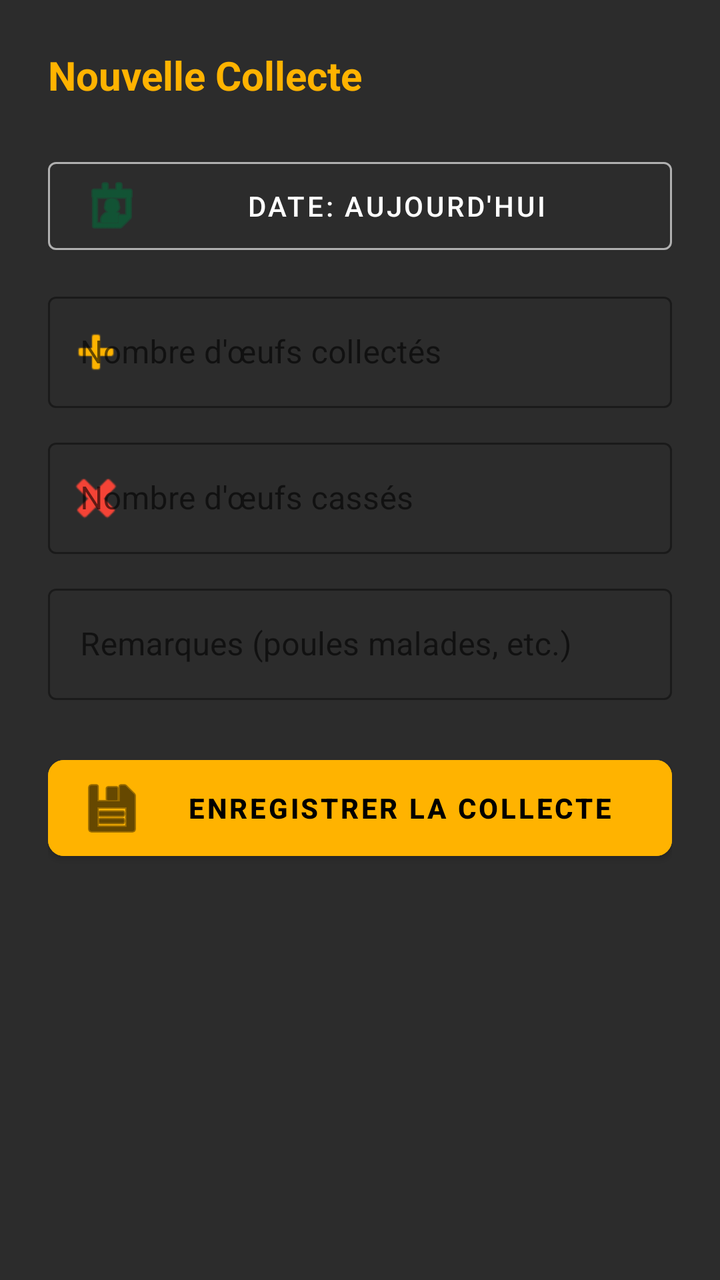
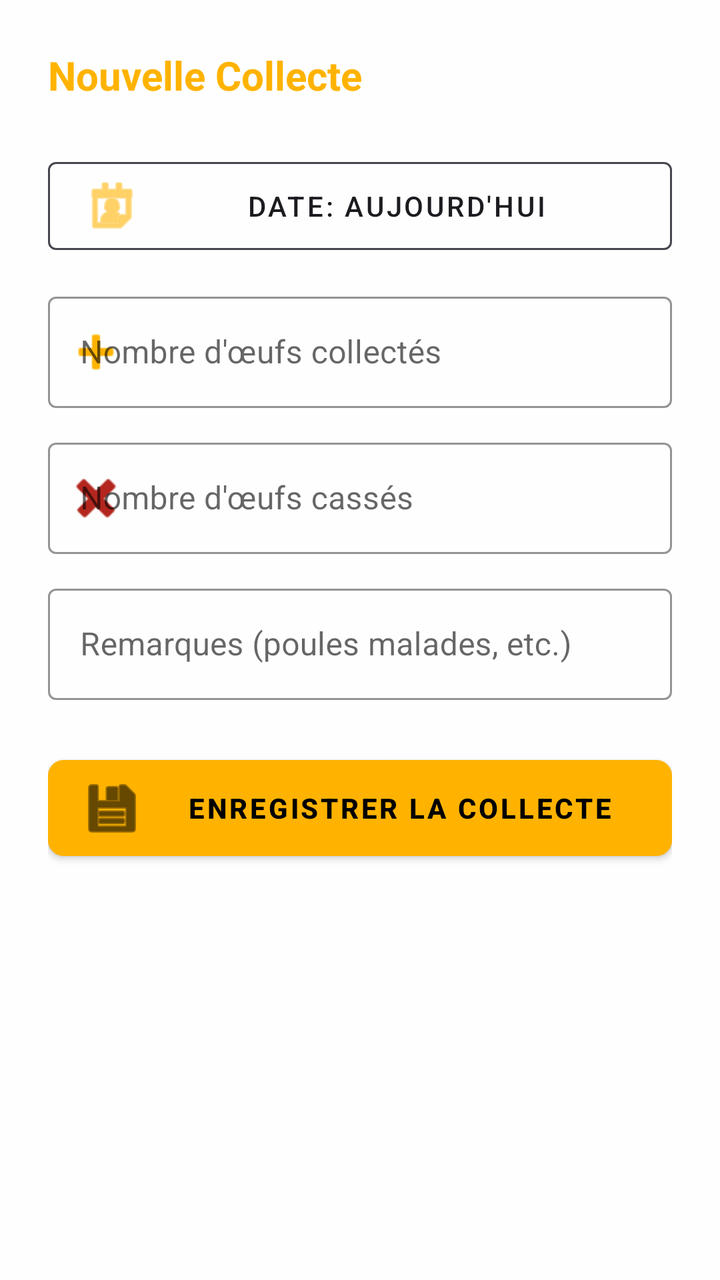

Screens rendered from an Android XML layout before and after an edit, with the pre-edit source and the edit as a unified diff.
<!-- AndroidManifest.xml: application theme Theme.Poulailler_copilot -->
<!-- res/layout/dialog_add_collection.xml -->
<?xml version="1.0" encoding="utf-8"?>
<LinearLayout xmlns:android="http://schemas.android.com/apk/res/android"
    xmlns:app="http://schemas.android.com/apk/res-auto"
    android:layout_width="match_parent"
    android:layout_height="wrap_content"
    android:orientation="vertical"
    android:padding="24dp"
    android:background="#2C2C2C">

    <TextView
        android:layout_width="match_parent"
        android:layout_height="wrap_content"
        android:text="Nouvelle Collecte"
        android:textColor="#FFB300"
        android:textSize="20sp"
        android:textStyle="bold"
        android:layout_marginBottom="24dp"/>

    <com.google.android.material.button.MaterialButton
        android:id="@+id/btnSelectDate"
        android:layout_width="match_parent"
        android:layout_height="56dp"
        android:text="Date: Aujourd'hui"
        style="@style/Widget.MaterialComponents.Button.OutlinedButton"
        android:textColor="@color/white"
        app:strokeColor="#B0B0B0"
        app:icon="@android:drawable/ic_menu_my_calendar"
        android:layout_marginBottom="12dp"/>

    <com.google.android.material.textfield.TextInputLayout
        android:layout_width="match_parent"
        android:layout_height="wrap_content"
        android:hint="Nombre d'œufs collectés"
        style="@style/Widget.MaterialComponents.TextInputLayout.OutlinedBox"
        android:layout_marginBottom="12dp"
        app:hintTextColor="#B0B0B0"
        app:boxStrokeColor="#FFB300"
        app:startIconDrawable="@android:drawable/ic_input_add"
        app:startIconTint="#FFB300">
        <com.google.android.material.textfield.TextInputEditText
            android:id="@+id/etEggsCount"
            android:layout_width="match_parent"
            android:layout_height="wrap_content"
            android:inputType="number"
            android:textColor="@color/white" />
    </com.google.android.material.textfield.TextInputLayout>

    <com.google.android.material.textfield.TextInputLayout
        android:layout_width="match_parent"
        android:layout_height="wrap_content"
        android:hint="Nombre d'œufs cassés"
        style="@style/Widget.MaterialComponents.TextInputLayout.OutlinedBox"
        android:layout_marginBottom="12dp"
        app:hintTextColor="#B0B0B0"
        app:boxStrokeColor="#FFB300"
        app:startIconDrawable="@android:drawable/ic_delete"
        app:startIconTint="#F44336">
        <com.google.android.material.textfield.TextInputEditText
            android:id="@+id/etBrokenEggsCount"
            android:layout_width="match_parent"
            android:layout_height="wrap_content"
            android:inputType="number"
            android:textColor="@color/white" />
    </com.google.android.material.textfield.TextInputLayout>

    <com.google.android.material.textfield.TextInputLayout
        android:layout_width="match_parent"
        android:layout_height="wrap_content"
        android:hint="Remarques (poules malades, etc.)"
        style="@style/Widget.MaterialComponents.TextInputLayout.OutlinedBox"
        android:layout_marginBottom="24dp"
        app:hintTextColor="#B0B0B0"
        app:boxStrokeColor="#FFB300">
        <com.google.android.material.textfield.TextInputEditText
            android:id="@+id/etRemarks"
            android:layout_width="match_parent"
            android:layout_height="wrap_content"
            android:textColor="@color/white" />
    </com.google.android.material.textfield.TextInputLayout>

    <com.google.android.material.button.MaterialButton
        android:id="@+id/btnAddEntry"
        android:layout_width="match_parent"
        android:layout_height="60dp"
        android:text="ENREGISTRER LA COLLECTE"
        android:backgroundTint="#FFB300"
        android:textColor="#000000"
        android:textStyle="bold"
        app:cornerRadius="8dp"
        app:icon="@android:drawable/ic_menu_save"
        app:iconTint="#000000"/>
</LinearLayout>
<!-- resources referenced by this layout -->
<resources>
  <color name="white">#FFFFFFFF</color>
  <style name="Theme.Poulailler_copilot" parent="Theme.MaterialComponents.DayNight.NoActionBar">
          
          <item name="colorPrimary">@color/primary</item>
          <item name="colorPrimaryVariant">@color/primary_variant</item>
          <item name="colorOnPrimary">@color/white</item>
  
          
          <item name="colorSecondary">@color/secondary</item>
          <item name="colorSecondaryVariant">@color/secondary_variant</item>
          <item name="colorOnSecondary">@color/white</item>
  
          
          <item name="android:windowBackground">@color/background</item>
          <item name="backgroundColor">@color/background</item>
  
          
          <item name="android:statusBarColor">?attr/colorPrimaryVariant</item>
  
          
          <item name="materialCardViewStyle">@style/Widget.App.CardView</item>
          <item name="shapeAppearanceLargeComponent">@style/ShapeAppearance.App.LargeComponent</item>
      </style>
  <color name="primary">#006D3A</color>
  <color name="primary_variant">#004D22</color>
  <color name="secondary">#43A047</color>
  <color name="secondary_variant">#2E7D32</color>
  <color name="background">@color/off_white</color>
  <style name="Widget.App.CardView" parent="Widget.MaterialComponents.CardView">
          <item name="cardElevation">2dp</item>
          <item name="cardCornerRadius">16dp</item>
          <item name="cardBackgroundColor">@color/surface</item>
          <item name="strokeWidth">0dp</item>
      </style>
  <style name="ShapeAppearance.App.LargeComponent" parent="ShapeAppearance.MaterialComponents.LargeComponent">
          <item name="cornerFamily">rounded</item>
          <item name="cornerSize">16dp</item>
      </style>
  <color name="off_white">#F8F9FA</color>
  <color name="surface">#FFFFFF</color>
</resources>

<!-- the commit's change to res/layout/dialog_add_collection.xml (unified diff, before → after) -->
@@ -5,13 +5,13 @@
     android:layout_height="wrap_content"
     android:orientation="vertical"
     android:padding="24dp"
-    android:background="#2C2C2C">
+    android:background="#E6FFFFFF">
 
     <TextView
         android:layout_width="match_parent"
         android:layout_height="wrap_content"
         android:text="Nouvelle Collecte"
-        android:textColor="#FFB300"
+        android:textColor="@color/accent_amber"
         android:textSize="20sp"
         android:textStyle="bold"
         android:layout_marginBottom="24dp"/>
@@ -22,9 +22,10 @@
         android:layout_height="56dp"
         android:text="Date: Aujourd'hui"
         style="@style/Widget.MaterialComponents.Button.OutlinedButton"
-        android:textColor="@color/white"
-        app:strokeColor="#B0B0B0"
+        android:textColor="@color/text_primary"
+        app:strokeColor="@color/text_secondary"
         app:icon="@android:drawable/ic_menu_my_calendar"
+        app:iconTint="@color/accent_amber"
         android:layout_marginBottom="12dp"/>
 
     <com.google.android.material.textfield.TextInputLayout
@@ -33,16 +34,16 @@
         android:hint="Nombre d'œufs collectés"
         style="@style/Widget.MaterialComponents.TextInputLayout.OutlinedBox"
         android:layout_marginBottom="12dp"
-        app:hintTextColor="#B0B0B0"
-        app:boxStrokeColor="#FFB300"
+        app:hintTextColor="@color/text_secondary"
+        app:boxStrokeColor="@color/accent_amber"
         app:startIconDrawable="@android:drawable/ic_input_add"
-        app:startIconTint="#FFB300">
+        app:startIconTint="@color/accent_amber">
         <com.google.android.material.textfield.TextInputEditText
             android:id="@+id/etEggsCount"
             android:layout_width="match_parent"
             android:layout_height="wrap_content"
             android:inputType="number"
-            android:textColor="@color/white" />
+            android:textColor="@color/text_primary" />
     </com.google.android.material.textfield.TextInputLayout>
 
     <com.google.android.material.textfield.TextInputLayout
@@ -51,16 +52,16 @@
         android:hint="Nombre d'œufs cassés"
         style="@style/Widget.MaterialComponents.TextInputLayout.OutlinedBox"
         android:layout_marginBottom="12dp"
-        app:hintTextColor="#B0B0B0"
-        app:boxStrokeColor="#FFB300"
+        app:hintTextColor="@color/text_secondary"
+        app:boxStrokeColor="@color/accent_amber"
         app:startIconDrawable="@android:drawable/ic_delete"
-        app:startIconTint="#F44336">
+        app:startIconTint="@color/error">
         <com.google.android.material.textfield.TextInputEditText
             android:id="@+id/etBrokenEggsCount"
             android:layout_width="match_parent"
             android:layout_height="wrap_content"
             android:inputType="number"
-            android:textColor="@color/white" />
+            android:textColor="@color/text_primary" />
     </com.google.android.material.textfield.TextInputLayout>
 
     <com.google.android.material.textfield.TextInputLayout
@@ -69,13 +70,13 @@
         android:hint="Remarques (poules malades, etc.)"
         style="@style/Widget.MaterialComponents.TextInputLayout.OutlinedBox"
         android:layout_marginBottom="24dp"
-        app:hintTextColor="#B0B0B0"
-        app:boxStrokeColor="#FFB300">
+        app:hintTextColor="@color/text_secondary"
+        app:boxStrokeColor="@color/accent_amber">
         <com.google.android.material.textfield.TextInputEditText
             android:id="@+id/etRemarks"
             android:layout_width="match_parent"
             android:layout_height="wrap_content"
-            android:textColor="@color/white" />
+            android:textColor="@color/text_primary" />
     </com.google.android.material.textfield.TextInputLayout>
 
     <com.google.android.material.button.MaterialButton
@@ -83,10 +84,10 @@
         android:layout_width="match_parent"
         android:layout_height="60dp"
         android:text="ENREGISTRER LA COLLECTE"
-        android:backgroundTint="#FFB300"
-        android:textColor="#000000"
+        android:backgroundTint="@color/accent_amber"
+        android:textColor="@color/black"
         android:textStyle="bold"
         app:cornerRadius="8dp"
         app:icon="@android:drawable/ic_menu_save"
-        app:iconTint="#000000"/>
+        app:iconTint="@color/black"/>
 </LinearLayout>
<!-- resource entries referenced after the edit -->
@@ -1,5 +1,10 @@
 <!-- resources referenced by this layout -->
 <resources>
+  <color name="accent_amber">#FFB300</color>
+  <color name="black">#FF000000</color>
+  <color name="error">#B3261E</color>
+  <color name="text_primary">#1C1B1F</color>
+  <color name="text_secondary">#49454F</color>
   <color name="white">#FFFFFFFF</color>
   <style name="Theme.Poulailler_copilot" parent="Theme.MaterialComponents.DayNight.NoActionBar">
           
